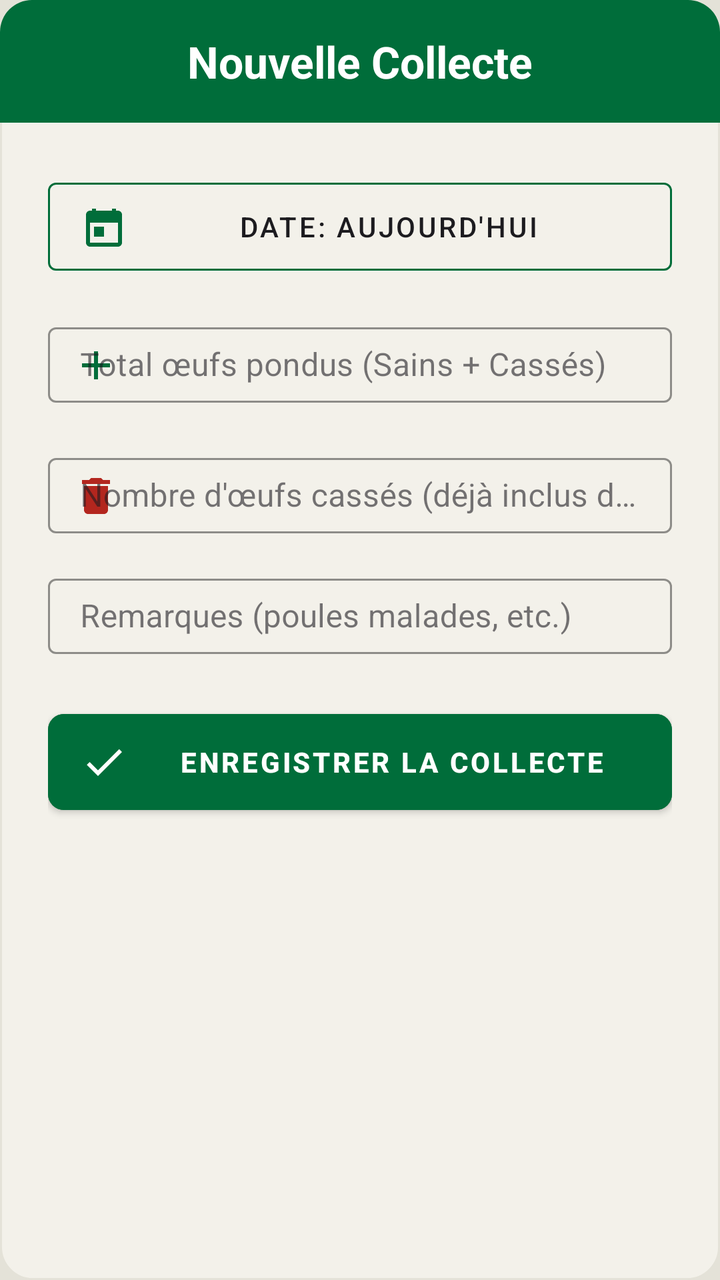
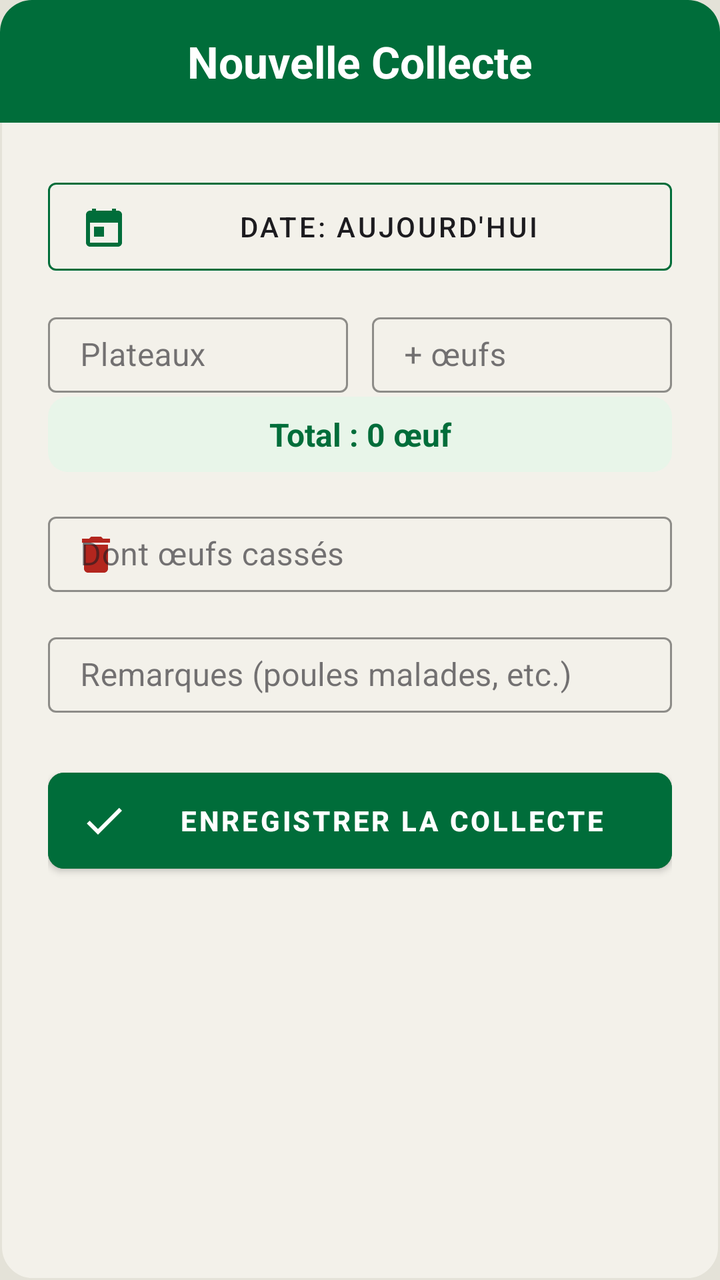

Screens rendered from an Android XML layout before and after an edit, with the pre-edit source and the edit as a unified diff.
<!-- AndroidManifest.xml: application theme Theme.Poulailler_copilot -->
<!-- res/layout/dialog_add_collection.xml -->
<?xml version="1.0" encoding="utf-8"?>
<LinearLayout xmlns:android="http://schemas.android.com/apk/res/android"
    xmlns:app="http://schemas.android.com/apk/res-auto"
    android:layout_width="match_parent"
    android:layout_height="wrap_content"
    android:orientation="vertical"
    android:background="@drawable/bg_dialog_dark">

    <LinearLayout
        android:layout_width="match_parent"
        android:layout_height="wrap_content"
        android:background="@drawable/bg_dialog_header"
        android:padding="16dp"
        android:gravity="center">
        <TextView
            android:layout_width="wrap_content"
            android:layout_height="wrap_content"
            android:text="Nouvelle Collecte"
            android:textColor="@color/white"
            android:textSize="22sp"
            android:textStyle="bold"/>
    </LinearLayout>

    <LinearLayout
        android:layout_width="match_parent"
        android:layout_height="wrap_content"
        android:orientation="vertical"
        android:padding="24dp">

        <com.google.android.material.button.MaterialButton
            android:id="@+id/btnSelectDate"
            android:layout_width="match_parent"
            android:layout_height="56dp"
            android:text="Date: Aujourd'hui"
            style="@style/Widget.MaterialComponents.Button.OutlinedButton"
            android:textColor="@color/text_primary"
            app:strokeColor="@color/primary"
            app:icon="@drawable/ic_calendar"
            app:iconTint="@color/primary"
            android:layout_marginBottom="12dp"/>

        <com.google.android.material.textfield.TextInputLayout
            android:layout_width="match_parent"
            android:layout_height="wrap_content"
            android:hint="Total œufs pondus (Sains + Cassés)"
            style="@style/Widget.MaterialComponents.TextInputLayout.OutlinedBox.Dense"
            android:layout_marginBottom="12dp"
            app:hintTextColor="@color/text_secondary"
            app:boxStrokeColor="@color/primary"
            app:startIconDrawable="@drawable/ic_add"
            app:startIconTint="@color/primary">
            <com.google.android.material.textfield.TextInputEditText
        style="@style/Widget.App.TextInputEditText"
                android:id="@+id/etEggsCount"
                android:layout_width="match_parent"
                android:layout_height="wrap_content"
                android:inputType="number"
                android:textColor="@color/text_primary" />
        </com.google.android.material.textfield.TextInputLayout>

        <com.google.android.material.textfield.TextInputLayout
            android:layout_width="match_parent"
            android:layout_height="wrap_content"
            android:hint="Nombre d'œufs cassés (déjà inclus dans le total)"
            style="@style/Widget.MaterialComponents.TextInputLayout.OutlinedBox.Dense"
            android:layout_marginBottom="12dp"
            app:hintTextColor="@color/text_secondary"
            app:boxStrokeColor="@color/primary"
            app:startIconDrawable="@drawable/ic_delete"
            app:startIconTint="@color/error">
            <com.google.android.material.textfield.TextInputEditText
        style="@style/Widget.App.TextInputEditText"
                android:id="@+id/etBrokenEggsCount"
                android:layout_width="match_parent"
                android:layout_height="wrap_content"
                android:inputType="number"
                android:textColor="@color/text_primary" />
        </com.google.android.material.textfield.TextInputLayout>

        <com.google.android.material.textfield.TextInputLayout
            android:layout_width="match_parent"
            android:layout_height="wrap_content"
            android:hint="Remarques (poules malades, etc.)"
            style="@style/Widget.MaterialComponents.TextInputLayout.OutlinedBox.Dense"
            android:layout_marginBottom="24dp"
            app:hintTextColor="@color/text_secondary"
            app:boxStrokeColor="@color/primary">
            <com.google.android.material.textfield.TextInputEditText
        style="@style/Widget.App.TextInputEditText"
                android:id="@+id/etRemarks"
                android:layout_width="match_parent"
                android:layout_height="wrap_content"
                android:textColor="@color/text_primary" />
        </com.google.android.material.textfield.TextInputLayout>

        <com.google.android.material.button.MaterialButton
            android:id="@+id/btnAddEntry"
            android:layout_width="match_parent"
            android:layout_height="60dp"
            android:text="ENREGISTRER LA COLLECTE"
            android:backgroundTint="@color/primary"
            android:textColor="@color/white"
            android:textStyle="bold"
            app:cornerRadius="8dp"
            app:icon="@drawable/ic_check"
            app:iconTint="@color/white"/>
    </LinearLayout>
</LinearLayout>
<!-- resources referenced by this layout -->
<resources>
  <color name="error">#B3261E</color>
  <color name="primary">#006D3A</color>
  <color name="text_primary">#1C1B1F</color>
  <color name="text_secondary">#49454F</color>
  <color name="white">#FFFFFFFF</color>
  <!-- drawable bg_dialog_dark (drawable) -->
  <?xml version="1.0" encoding="utf-8"?>
  <shape xmlns:android="http://schemas.android.com/apk/res/android">
      <solid android:color="@color/surface" />
      <stroke
          android:width="1dp"
          android:color="@color/off_white" />
      <corners android:radius="16dp" />
  </shape>
  <!-- drawable bg_dialog_header (drawable) -->
  <?xml version="1.0" encoding="utf-8"?>
  <shape xmlns:android="http://schemas.android.com/apk/res/android">
      <solid android:color="@color/primary" />
      <corners
          android:topLeftRadius="16dp"
          android:topRightRadius="16dp" />
  </shape>
  <!-- drawable ic_add (drawable) -->
  <vector xmlns:android="http://schemas.android.com/apk/res/android"
      android:width="24dp"
      android:height="24dp"
      android:viewportWidth="24"
      android:viewportHeight="24">
      <path
          android:fillColor="#000000"
          android:pathData="M19,13h-6v6h-2v-6H5v-2h6V5h2v6h6z"/>
  </vector>
  <!-- drawable ic_calendar (drawable) -->
  <vector xmlns:android="http://schemas.android.com/apk/res/android"
      android:width="24dp"
      android:height="24dp"
      android:viewportWidth="24"
      android:viewportHeight="24">
      <path
          android:fillColor="#000000"
          android:pathData="M19,4h-1V3h-2v1H8V3H6v1H5C3.89,4 3.01,4.9 3.01,6L3,20c0,1.1 0.89,2 2,2h14c1.1,0 2,-0.9 2,-2V6C21,4.9 20.1,4 19,4z M19,20H5V10h14V20z M7,12h5v5H7z"/>
  </vector>
  <!-- drawable ic_check (drawable) -->
  <vector xmlns:android="http://schemas.android.com/apk/res/android"
      android:width="24dp"
      android:height="24dp"
      android:viewportWidth="24"
      android:viewportHeight="24">
      <path
          android:fillColor="#000000"
          android:pathData="M9,16.17L4.83,12l-1.42,1.41L9,19 21,7l-1.41,-1.41z"/>
  </vector>
  <!-- drawable ic_delete (drawable) -->
  <vector xmlns:android="http://schemas.android.com/apk/res/android"
      android:width="24dp"
      android:height="24dp"
      android:viewportWidth="24"
      android:viewportHeight="24">
      <path
          android:fillColor="#000000"
          android:pathData="M6,19c0,1.1 0.9,2 2,2h8c1.1,0 2,-0.9 2,-2V7H6V19z M19,4h-3.5l-1,-1h-5l-1,1H5v2h14V4z"/>
  </vector>
  <style name="Widget.App.TextInputEditText" parent="Widget.MaterialComponents.TextInputEditText.OutlinedBox.Dense">
          <item name="android:paddingTop">8dp</item>
          <item name="android:paddingBottom">8dp</item>
          <item name="android:minHeight">0dp</item>
      </style>
  <color name="surface">#F3F1EA</color>
  <color name="off_white">#E4E2D8</color>
  <color name="primary_variant">#004D22</color>
  <color name="secondary">#43A047</color>
  <color name="secondary_variant">#2E7D32</color>
  <color name="background">@color/off_white</color>
  <style name="Widget.App.CardView" parent="Widget.MaterialComponents.CardView">
          <item name="cardElevation">2dp</item>
          <item name="cardCornerRadius">16dp</item>
          <item name="cardBackgroundColor">@color/surface</item>
          <item name="strokeWidth">0dp</item>
      </style>
  <style name="ShapeAppearance.App.LargeComponent" parent="ShapeAppearance.MaterialComponents.LargeComponent">
          <item name="cornerFamily">rounded</item>
          <item name="cornerSize">16dp</item>
      </style>
  <style name="Widget.App.TextInputLayout" parent="Widget.MaterialComponents.TextInputLayout.OutlinedBox.Dense" />
  <style name="ThemeOverlay.App.MaterialAlertDialog" parent="ThemeOverlay.MaterialComponents.MaterialAlertDialog">
          <item name="colorSurface">@color/surface</item>
          <item name="colorOnSurface">@color/text_primary</item>
          <item name="android:textColorPrimary">@color/text_primary</item>
      </style>
  <!-- unchanged entries left out for length: 1 -->
</resources>

<!-- the commit's change to res/layout/dialog_add_collection.xml (unified diff, before → after) -->
@@ -39,29 +39,75 @@
             app:iconTint="@color/primary"
             android:layout_marginBottom="12dp"/>
 
-        <com.google.android.material.textfield.TextInputLayout
+        
+        <LinearLayout
             android:layout_width="match_parent"
             android:layout_height="wrap_content"
-            android:hint="Total œufs pondus (Sains + Cassés)"
-            style="@style/Widget.MaterialComponents.TextInputLayout.OutlinedBox.Dense"
+            android:orientation="horizontal">
+
+            <com.google.android.material.textfield.TextInputLayout
+                android:id="@+id/tilTrays"
+                android:layout_width="0dp"
+                android:layout_height="wrap_content"
+                android:layout_marginEnd="6dp"
+                android:layout_weight="1"
+                android:hint="Plateaux"
+                style="@style/Widget.MaterialComponents.TextInputLayout.OutlinedBox.Dense"
+                app:hintTextColor="@color/text_secondary"
+                app:boxStrokeColor="@color/primary">
+                <com.google.android.material.textfield.TextInputEditText
+                    style="@style/Widget.App.TextInputEditText"
+                    android:id="@+id/etTrays"
+                    android:layout_width="match_parent"
+                    android:layout_height="wrap_content"
+                    android:inputType="number"
+                    android:maxLength="5"
+                    android:textColor="@color/text_primary" />
+            </com.google.android.material.textfield.TextInputLayout>
+
+            <com.google.android.material.textfield.TextInputLayout
+                android:id="@+id/tilExtraEggs"
+                android:layout_width="0dp"
+                android:layout_height="wrap_content"
+                android:layout_marginStart="6dp"
+                android:layout_weight="1"
+                android:hint="+ œufs"
+                style="@style/Widget.MaterialComponents.TextInputLayout.OutlinedBox.Dense"
+                app:hintTextColor="@color/text_secondary"
+                app:boxStrokeColor="@color/primary">
+                <com.google.android.material.textfield.TextInputEditText
+                    style="@style/Widget.App.TextInputEditText"
+                    android:id="@+id/etExtraEggs"
+                    android:layout_width="match_parent"
+                    android:layout_height="wrap_content"
+                    android:inputType="number"
+                    android:maxLength="3"
+                    android:textColor="@color/text_primary" />
+            </com.google.android.material.textfield.TextInputLayout>
+        </LinearLayout>
+
+        
+        <TextView
+            android:id="@+id/tvEggTotal"
+            android:layout_width="match_parent"
+            android:layout_height="wrap_content"
+            android:layout_marginTop="2dp"
             android:layout_marginBottom="12dp"
-            app:hintTextColor="@color/text_secondary"
-            app:boxStrokeColor="@color/primary"
-            app:startIconDrawable="@drawable/ic_add"
-            app:startIconTint="@color/primary">
-            <com.google.android.material.textfield.TextInputEditText
-        style="@style/Widget.App.TextInputEditText"
-                android:id="@+id/etEggsCount"
-                android:layout_width="match_parent"
-                android:layout_height="wrap_content"
-                android:inputType="number"
-                android:textColor="@color/text_primary" />
-        </com.google.android.material.textfield.TextInputLayout>
+            android:background="@drawable/bg_value_chip"
+            android:backgroundTint="@color/emerald_container"
+            android:gravity="center"
+            android:paddingVertical="8dp"
+            android:text="Total : 0 œuf"
+            android:textColor="@color/primary"
+            android:textSize="16sp"
+            android:textStyle="bold" />
+
 
         <com.google.android.material.textfield.TextInputLayout
             android:layout_width="match_parent"
             android:layout_height="wrap_content"
-            android:hint="Nombre d'œufs cassés (déjà inclus dans le total)"
+            android:id="@+id/tilBroken"
+            android:hint="Dont œufs cassés"
             style="@style/Widget.MaterialComponents.TextInputLayout.OutlinedBox.Dense"
             android:layout_marginBottom="12dp"
             app:hintTextColor="@color/text_secondary"
<!-- resource entries referenced after the edit -->
@@ -1,5 +1,6 @@
 <!-- resources referenced by this layout -->
 <resources>
+  <color name="emerald_container">#E8F5E9</color>
   <color name="error">#B3261E</color>
   <color name="primary">#006D3A</color>
   <color name="text_primary">#1C1B1F</color>
@@ -22,16 +23,12 @@
           android:topLeftRadius="16dp"
           android:topRightRadius="16dp" />
   </shape>
-  <!-- drawable ic_add (drawable) -->
-  <vector xmlns:android="http://schemas.android.com/apk/res/android"
-      android:width="24dp"
-      android:height="24dp"
-      android:viewportWidth="24"
-      android:viewportHeight="24">
-      <path
-          android:fillColor="#000000"
-          android:pathData="M19,13h-6v6h-2v-6H5v-2h6V5h2v6h6z"/>
-  </vector>
+  <!-- drawable bg_value_chip (drawable) -->
+  <?xml version="1.0" encoding="utf-8"?>
+  <shape xmlns:android="http://schemas.android.com/apk/res/android" android:shape="rectangle">
+      <solid android:color="#FFFFFF" />
+      <corners android:radius="10dp" />
+  </shape>
   <!-- drawable ic_calendar (drawable) -->
   <vector xmlns:android="http://schemas.android.com/apk/res/android"
       android:width="24dp"
